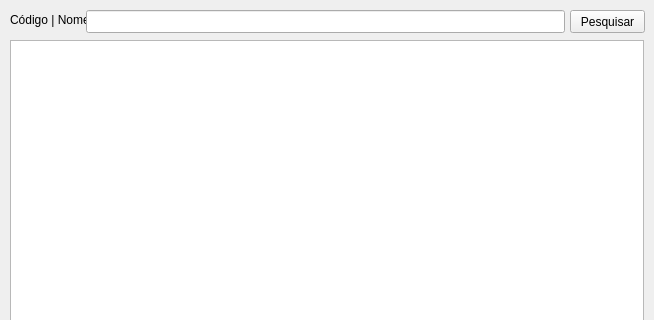
This is forms/frm_pesquisa_clientes.ui in luissantananet/sislog as Qt 5 draws it before an edit; both pictures show x 0 to 654 and y 0 to 320 of the 654 by 482 pixel window. The edited form follows.
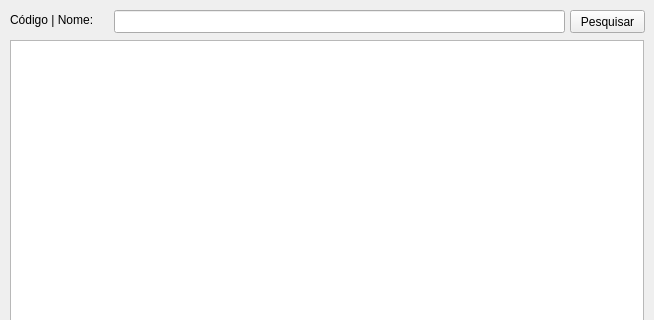
This is the edited form.

Commit message: criado "def" para editar e excluir clientes

```diff
--- a/forms/frm_pesquisa_clientes.ui
+++ b/forms/frm_pesquisa_clientes.ui
@@ -70,7 +70,7 @@
      <rect>
       <x>10</x>
       <y>10</y>
-      <width>81</width>
+      <width>101</width>
       <height>20</height>
      </rect>
     </property>
@@ -81,9 +81,9 @@
    <widget class="QLineEdit" name="linepesquisar">
     <property name="geometry">
      <rect>
-      <x>86</x>
+      <x>114</x>
       <y>10</y>
-      <width>479</width>
+      <width>451</width>
       <height>23</height>
      </rect>
     </property>
```
Left out of the diff: 4 changed lines with no effect on the pictures. The commit also changes 1 other file.
